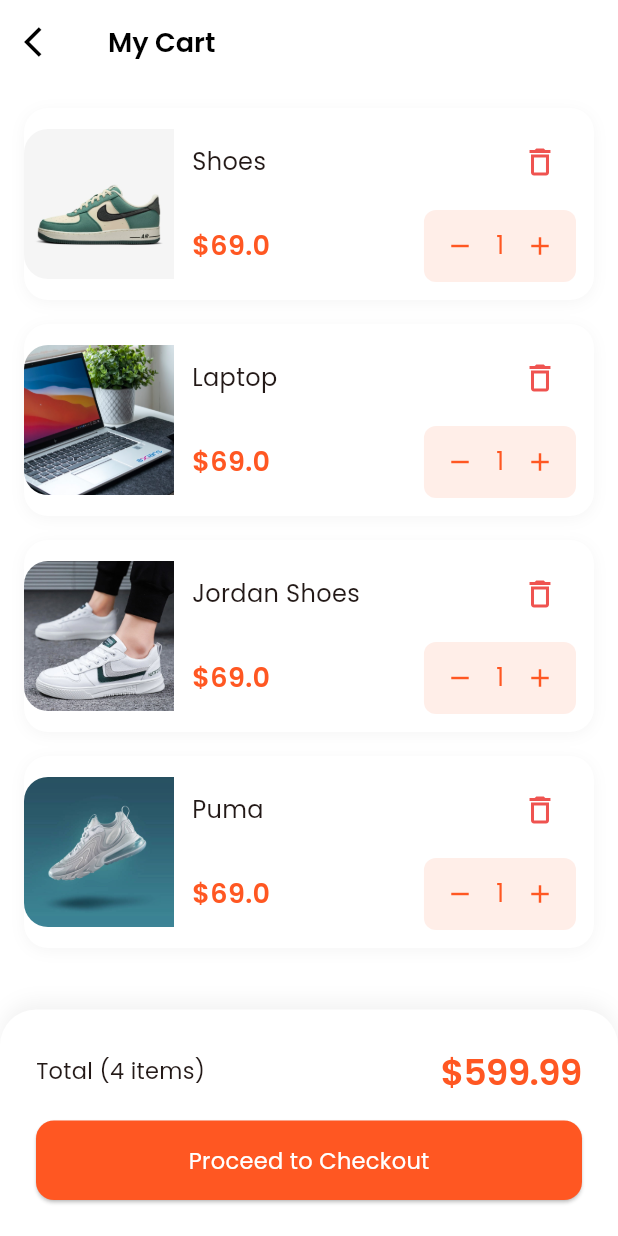
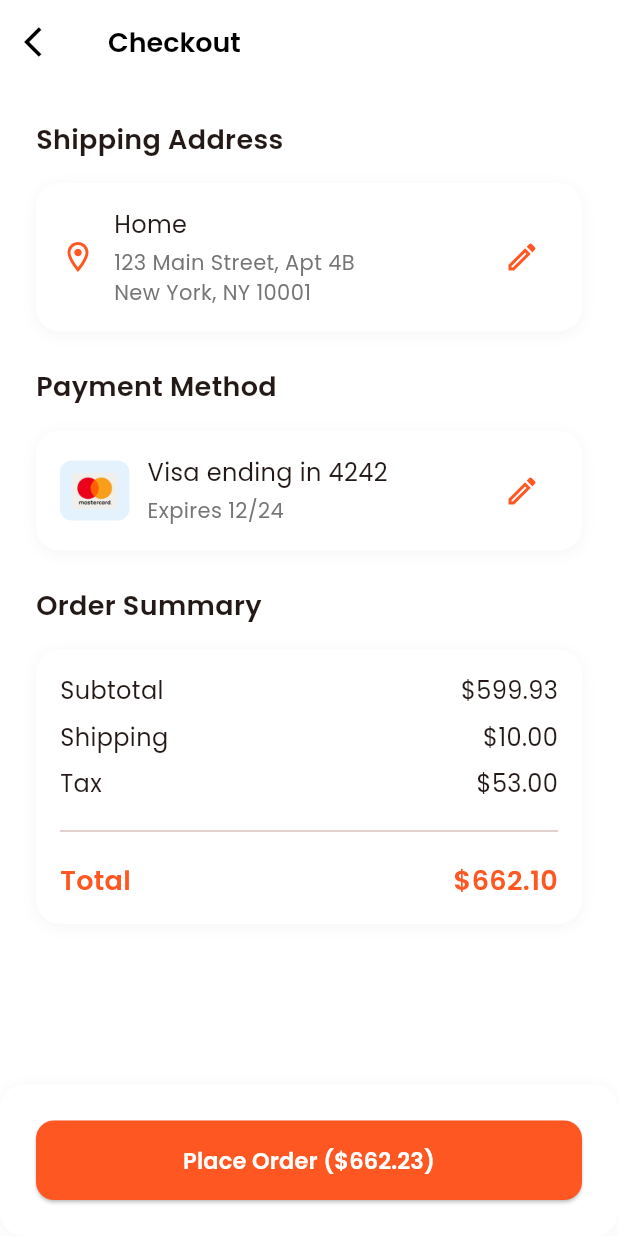
Before and after one commit to Shadrach01/ecommerce_app, a Flutter app: the CartScreen screen opened directly, after a tap on "Proceed to Checkout", on a phone screen of 412 x 824 dp. Run offline on Flutter 3.47's test engine with Material 3 defaults, Android fonts, the phone set to English and light mode, and no system bars; our stand-ins replace get, get_storage, google_fonts, lottie, share_plus; accounts and stored records are empty.

Commit message:
done with check out screen

```diff
--- a/lib/features/cart_screen.dart
+++ b/lib/features/cart_screen.dart
@@ -1,3 +1,4 @@
+import 'package:ecommerce_app/features/checkout/screens/checkout_screen.dart';
 import 'package:ecommerce_app/models/product.dart';
 import 'package:ecommerce_app/utils/app_textstyles.dart';
 import 'package:flutter/material.dart';
@@ -366,9 +367,8 @@ class CartScreen extends StatelessWidget {
           SizedBox(
             width: double.infinity,
             child: ElevatedButton(
-              onPressed: () {
-                // navigate to check out screen
-              },
+              onPressed: () =>
+                  Get.to(() => CheckoutScreen()),
               style: ElevatedButton.styleFrom(
                 backgroundColor: Theme.of(
                   context,
--- /dev/null
+++ b/lib/features/checkout/screens/checkout_screen.dart
@@ -0,0 +1,84 @@
+import 'package:ecommerce_app/features/checkout/widgets/address_card.dart';
+import 'package:ecommerce_app/features/checkout/widgets/checkout_bottom_bar.dart';
+import 'package:ecommerce_app/features/checkout/widgets/order_summary_card.dart';
+import 'package:ecommerce_app/features/checkout/widgets/payment_method_card.dart';
+import 'package:ecommerce_app/features/order%20confirmation/screens/order_confirmation_screen.dart';
+import 'package:ecommerce_app/utils/app_textstyles.dart';
+import 'package:flutter/material.dart';
+import 'package:get/get.dart';
+
+class CheckoutScreen extends StatelessWidget {
+  const CheckoutScreen({super.key});
+
+  @override
+  Widget build(BuildContext context) {
+    final isDark =
+        Theme.of(context).brightness == Brightness.dark;
+    return Scaffold(
+      appBar: AppBar(
+        leading: IconButton(
+          onPressed: () => Get.back(),
+          icon: Icon(
+            Icons.arrow_back_ios,
+            color: isDark ? Colors.white : Colors.black,
+          ),
+        ),
+        title: Text(
+          'Checkout',
+          style: AppTextStyles.withColor(
+            AppTextStyles.h3,
+            isDark ? Colors.white : Colors.black,
+          ),
+        ),
+      ),
+
+      body: SingleChildScrollView(
+        padding: const EdgeInsets.all(24),
+        child: Column(
+          crossAxisAlignment: CrossAxisAlignment.start,
+          children: [
+            _buildSectionTitle(context, 'Shipping Address'),
+            const SizedBox(height: 16),
+            const AddressCard(),
+            const SizedBox(height: 24),
+            _buildSectionTitle(context, 'Payment Method'),
+            const SizedBox(height: 16),
+            const PaymentMethodCard(),
+            const SizedBox(height: 24),
+            _buildSectionTitle(context, 'Order Summary'),
+            const SizedBox(height: 16),
+            const OrderSummaryCard(),
+          ],
+        ),
+      ),
+      bottomNavigationBar: CheckoutBottomBar(
+        totalAmount: 662.23,
+        onPlaceOrder: () {
+          // generate random order number
+          final orderNumber =
+              'ORD${DateTime.now().millisecondsSinceEpoch.toString().substring(7)}';
+
+          Get.to(
+            () => OrderConfirmationScreen(
+              orderNumber: orderNumber,
+              totalAmount: 662.23,
+            ),
+          );
+        },
+      ),
+    );
+  }
+
+  Widget _buildSectionTitle(
+    BuildContext context,
+    String title,
+  ) {
+    return Text(
+      title,
+      style: AppTextStyles.withColor(
+        AppTextStyles.h3,
+        Theme.of(context).textTheme.bodyLarge!.color!,
+      ),
+    );
+  }
+}
--- /dev/null
+++ b/lib/features/checkout/widgets/address_card.dart
@@ -0,0 +1,78 @@
+import 'package:ecommerce_app/utils/app_textstyles.dart';
+import 'package:flutter/material.dart';
+
+class AddressCard extends StatelessWidget {
+  const AddressCard({super.key});
+
+  @override
+  Widget build(BuildContext context) {
+    final isDark =
+        Theme.of(context).brightness == Brightness.dark;
+    return Container(
+      padding: const EdgeInsets.all(16),
+      decoration: BoxDecoration(
+        color: Theme.of(context).cardColor,
+        borderRadius: BorderRadius.circular(16),
+        boxShadow: [
+          BoxShadow(
+            color: isDark
+                ? Colors.black.withOpacity(0.2)
+                : Colors.grey.withOpacity(0.1),
+            blurRadius: 8,
+            offset: const Offset(0, 2),
+          ),
+        ],
+      ),
+
+      child: Column(
+        children: [
+          Row(
+            children: [
+              Icon(
+                Icons.location_on_outlined,
+                color: Theme.of(context).primaryColor,
+              ),
+
+              const SizedBox(width: 12),
+              Expanded(
+                child: Column(
+                  crossAxisAlignment:
+                      CrossAxisAlignment.start,
+                  children: [
+                    Text(
+                      'Home',
+                      style: AppTextStyles.withColor(
+                        AppTextStyles.bodyLarge,
+                        Theme.of(
+                          context,
+                        ).textTheme.bodyLarge!.color!,
+                      ),
+                    ),
+                    const SizedBox(height: 4),
+                    Text(
+                      '123 Main Street, Apt 4B\nNew York, NY 10001',
+                      style: AppTextStyles.withColor(
+                        AppTextStyles.bodySmall,
+                        isDark
+                            ? Colors.grey[400]!
+                            : Colors.grey[600]!,
+                      ),
+                    ),
+                  ],
+                ),
+              ),
+
+              IconButton(
+                onPressed: () {},
+                icon: Icon(
+                  Icons.edit_outlined,
+                  color: Theme.of(context).primaryColor,
+                ),
+              ),
+            ],
+          ),
+        ],
+      ),
+    );
+  }
+}
--- /dev/null
+++ b/lib/features/checkout/widgets/checkout_bottom_bar.dart
@@ -0,0 +1,57 @@
+import 'package:ecommerce_app/utils/app_textstyles.dart';
+import 'package:flutter/material.dart';
+import 'package:flutter/widgets.dart';
+
+class CheckoutBottomBar extends StatelessWidget {
+  final double totalAmount;
+  final VoidCallback onPlaceOrder;
+  const CheckoutBottomBar({
+    super.key,
+    required this.totalAmount,
+    required this.onPlaceOrder,
+  });
+
+  @override
+  Widget build(BuildContext context) {
+    final isDark =
+        Theme.of(context).brightness == Brightness.dark;
+
+    return SafeArea(
+      child: Container(
+        padding: const EdgeInsets.all(24),
+        decoration: BoxDecoration(
+          color: Theme.of(context).cardColor,
+          borderRadius: BorderRadius.circular(16),
+          boxShadow: [
+            BoxShadow(
+              color: isDark
+                  ? Colors.black.withOpacity(0.2)
+                  : Colors.grey.withOpacity(0.1),
+              blurRadius: 8,
+              offset: const Offset(0, 2),
+            ),
+          ],
+        ),
+        child: ElevatedButton(
+          onPressed: onPlaceOrder,
+          style: ElevatedButton.styleFrom(
+            backgroundColor: Theme.of(context).primaryColor,
+            padding: const EdgeInsets.symmetric(
+              vertical: 16,
+            ),
+            shape: RoundedRectangleBorder(
+              borderRadius: BorderRadius.circular(12),
+            ),
+          ),
+          child: Text(
+            'Place Order (\$${totalAmount.toStringAsFixed(2)})',
+            style: AppTextStyles.withColor(
+              AppTextStyles.buttonMedium,
+              Colors.white,
+            ),
+          ),
+        ),
+      ),
+    );
+  }
+}
--- /dev/null
+++ b/lib/features/checkout/widgets/order_summary_card.dart
@@ -0,0 +1,76 @@
+import 'package:ecommerce_app/utils/app_textstyles.dart';
+import 'package:flutter/material.dart';
+
+class OrderSummaryCard extends StatelessWidget {
+  const OrderSummaryCard({super.key});
+
+  @override
+  Widget build(BuildContext context) {
+    final isDark =
+        Theme.of(context).brightness == Brightness.dark;
+    return Container(
+      padding: const EdgeInsets.all(16),
+      decoration: BoxDecoration(
+        color: Theme.of(context).cardColor,
+        borderRadius: BorderRadius.circular(16),
+        boxShadow: [
+          BoxShadow(
+            color: isDark
+                ? Colors.black.withOpacity(0.2)
+                : Colors.grey.withOpacity(0.1),
+            blurRadius: 8,
+            offset: const Offset(0, 2),
+          ),
+        ],
+      ),
+      child: Column(
+        children: [
+          _buildSummaryRow(context, 'Subtotal', '\$599.93'),
+          const SizedBox(height: 8),
+          _buildSummaryRow(context, 'Shipping', '\$10.00'),
+          const SizedBox(height: 8),
+          _buildSummaryRow(context, 'Tax', '\$53.00'),
+          const Padding(
+            padding: EdgeInsets.symmetric(vertical: 12),
+            child: Divider(),
+          ),
+          _buildSummaryRow(
+            context,
+            'Total',
+            '\$662.10',
+            isTotal: true,
+          ),
+        ],
+      ),
+    );
+  }
+
+  Widget _buildSummaryRow(
+    BuildContext context,
+    String label,
+    String value, {
+    bool isTotal = false,
+  }) {
+    final textStyle = isTotal
+        ? AppTextStyles.h3
+        : AppTextStyles.bodyLarge;
+
+    final color = isTotal
+        ? Theme.of(context).primaryColor
+        : Theme.of(context).textTheme.bodyLarge!.color!;
+
+    return Row(
+      mainAxisAlignment: MainAxisAlignment.spaceBetween,
+      children: [
+        Text(
+          label,
+          style: AppTextStyles.withColor(textStyle, color),
+        ),
+        Text(
+          value,
+          style: AppTextStyles.withColor(textStyle, color),
+        ),
+      ],
+    );
+  }
+}
--- /dev/null
+++ b/lib/features/checkout/widgets/payment_method_card.dart
@@ -0,0 +1,83 @@
+import 'package:ecommerce_app/utils/app_textstyles.dart';
+import 'package:flutter/material.dart';
+
+class PaymentMethodCard extends StatelessWidget {
+  const PaymentMethodCard({super.key});
+
+  @override
+  Widget build(BuildContext context) {
+    final isDark =
+        Theme.of(context).brightness == Brightness.dark;
+    return Container(
+      padding: const EdgeInsets.all(16),
+      decoration: BoxDecoration(
+        color: Theme.of(context).cardColor,
+        borderRadius: BorderRadius.circular(16),
+        boxShadow: [
+          BoxShadow(
+            color: isDark
+                ? Colors.black.withOpacity(0.2)
+                : Colors.grey.withOpacity(0.1),
+            blurRadius: 8,
+            offset: const Offset(0, 2),
+          ),
+        ],
+      ),
+      child: Column(
+        children: [
+          Row(
+            children: [
+              Container(
+                padding: const EdgeInsets.all(8),
+                decoration: BoxDecoration(
+                  color: Colors.blue[50],
+                  borderRadius: BorderRadius.circular(8),
+                ),
+                child: Image.asset(
+                  'assets/images/mastercard.png',
+                  height: 24,
+                ),
+              ),
+              const SizedBox(width: 12),
+              Expanded(
+                child: Column(
+                  crossAxisAlignment:
+                      CrossAxisAlignment.start,
+                  children: [
+                    Text(
+                      'Visa ending in 4242',
+                      style: AppTextStyles.withColor(
+                        AppTextStyles.bodyLarge,
+                        Theme.of(
+                          context,
+                        ).textTheme.bodyLarge!.color!,
+                      ),
+                    ),
+                    const SizedBox(height: 4),
+
+                    Text(
+                      'Expires 12/24',
+                      style: AppTextStyles.withColor(
+                        AppTextStyles.bodySmall,
+                        isDark
+                            ? Colors.grey[400]!
+                            : Colors.grey[600]!,
+                      ),
+                    ),
+                  ],
+                ),
+              ),
+              IconButton(
+                onPressed: () {},
+                icon: Icon(
+                  Icons.edit_outlined,
+                  color: Theme.of(context).primaryColor,
+                ),
+              ),
+            ],
+          ),
+        ],
+      ),
+    );
+  }
+}
--- /dev/null
+++ b/lib/features/order confirmation/screens/order_confirmation_screen.dart
@@ -0,0 +1,104 @@
+import 'package:ecommerce_app/features/main_screen.dart';
+import 'package:ecommerce_app/features/my%20orders/view/screens/my_orders_screen.dart';
+import 'package:ecommerce_app/utils/app_textstyles.dart';
+import 'package:flutter/material.dart';
+import 'package:get/get.dart';
+import 'package:lottie/lottie.dart';
+
+class OrderConfirmationScreen extends StatelessWidget {
+  final String orderNumber;
+  final double totalAmount;
+  const OrderConfirmationScreen({
+    super.key,
+    required this.orderNumber,
+    required this.totalAmount,
+  });
+
+  @override
+  Widget build(BuildContext context) {
+    final isDark =
+        Theme.of(context).brightness == Brightness.dark;
+
+    return Scaffold(
+      body: SafeArea(
+        child: Padding(
+          padding: const EdgeInsets.all(24),
+          child: Column(
+            mainAxisAlignment: MainAxisAlignment.center,
+            children: [
+              Lottie.asset(
+                'assets/animations/order_success.json',
+                width: 200,
+                height: 200,
+                repeat: false,
+              ),
+
+              const SizedBox(height: 32),
+              Text(
+                'Order Confirmed!',
+                textAlign: TextAlign.center,
+                style: AppTextStyles.withColor(
+                  AppTextStyles.h2,
+                  isDark ? Colors.white : Colors.black,
+                ),
+              ),
+
+              const SizedBox(height: 16),
+
+              Text(
+                'Your order #$orderNumber has been successfully placed',
+                textAlign: TextAlign.center,
+                style: AppTextStyles.withColor(
+                  AppTextStyles.bodyLarge,
+                  isDark
+                      ? Colors.grey[400]!
+                      : Colors.grey[600]!,
+                ),
+              ),
+
+              const SizedBox(height: 48),
+
+              ElevatedButton(
+                onPressed: () =>
+                    Get.to(() => MyOrdersScreen()),
+                style: ElevatedButton.styleFrom(
+                  backgroundColor: Theme.of(
+                    context,
+                  ).primaryColor,
+                  padding: const EdgeInsets.symmetric(
+                    horizontal: 48,
+                    vertical: 16,
+                  ),
+                  shape: RoundedRectangleBorder(
+                    borderRadius: BorderRadius.circular(12),
+                  ),
+                ),
+                child: Text(
+                  'Track Order',
+                  style: AppTextStyles.withColor(
+                    AppTextStyles.buttonMedium,
+                    Colors.white,
+                  ),
+                ),
+              ),
+
+              const SizedBox(height: 16),
+
+              TextButton(
+                onPressed: () =>
+                    Get.offAll(() => const MainScreen()),
+                child: Text(
+                  'Continue Shopping',
+                  style: AppTextStyles.withColor(
+                    AppTextStyles.buttonMedium,
+                    Theme.of(context).primaryColor,
+                  ),
+                ),
+              ),
+            ],
+          ),
+        ),
+      ),
+    );
+  }
+}
--- a/pubspec.yaml
+++ b/pubspec.yaml
@@ -38,6 +38,7 @@ dependencies:
   get: ^4.7.2
   get_storage: ^2.1.1
   share_plus: ^12.0.1
+  lottie: ^3.3.2
 
 dev_dependencies:
   flutter_test:
@@ -64,7 +65,8 @@ flutter:
   # To add assets to your application, add an assets section, like this:
   assets:
     - assets/images/
-  #   - images/a_dot_ham.jpeg
+    - assets/animations/
+
 
   # An image asset can refer to one or more resolution-specific "variants", see
   # https://flutter.dev/to/resolution-aware-images
```
Also changed, not shown: pubspec.lock.
